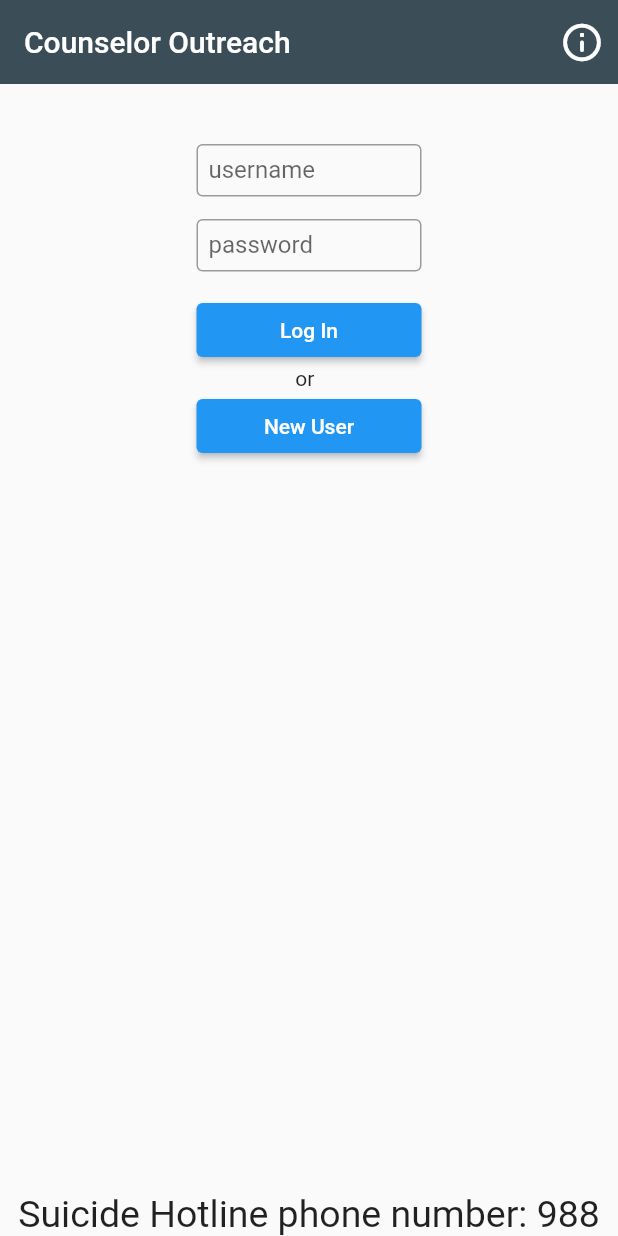
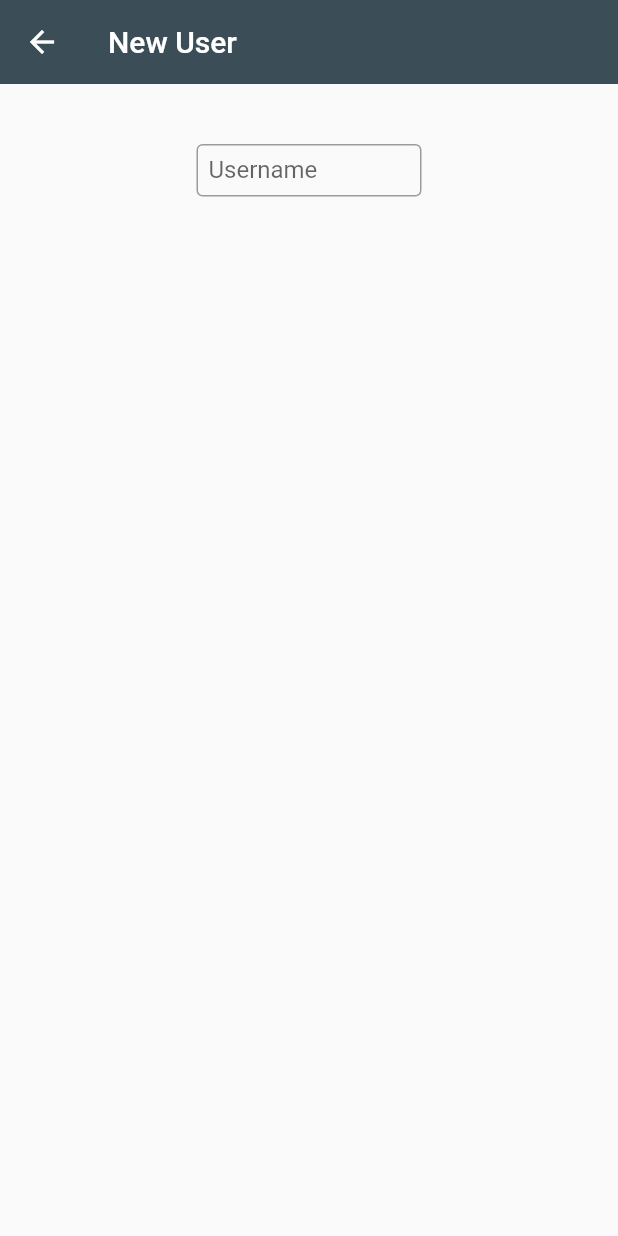
Before and after one commit to bwareing/senior_project, a Flutter app: the screen it shows after launch, after a tap on "New User", on a phone screen of 412 x 824 dp. Run offline on Flutter 3.47's test engine with Material 2 defaults, Android fonts, the phone set to English and light mode, and no system bars; missing offline and left inert: dart:html.

Commit message:
made link to new user page and started the page

```diff
--- a/lib/views/screens/aboutus.dart
+++ b/lib/views/screens/aboutus.dart
@@ -1,5 +1,4 @@
 import 'dart:html';
-
 import 'package:flutter/material.dart';
 import 'package:my_app/views/screens/homepage.dart';
 
--- a/lib/views/screens/homepage.dart
+++ b/lib/views/screens/homepage.dart
@@ -1,8 +1,7 @@
 import 'dart:html';
-
 import 'package:flutter/material.dart';
 import 'package:my_app/views/screens/aboutus.dart';
-
+import 'package:my_app/views/screens/newuser.dart';
 
 class Loginin extends StatefulWidget{
   @override
@@ -27,8 +26,7 @@ class Loginin extends StatefulWidget{
           elevation: 0,
           backgroundColor: Color.fromARGB(255, 59, 77, 86),
 
-
-        ),
+    ),
         body: Center(
         child:Column(
           mainAxisAlignment: MainAxisAlignment.center,
@@ -38,32 +36,33 @@ class Loginin extends StatefulWidget{
             child: SizedBox(
               width: 150,
               child: ListView(children:[
-                SizedBox(height: 40,),
+                const SizedBox(height: 40,),
                 TextFormField(
                   decoration: const InputDecoration(
                     border:  OutlineInputBorder(),
-                    labelText: 'username',
+                    labelText: 'Username',
                     isDense: true,
                     contentPadding: EdgeInsets.all(8),
 
                   ) ,
                 ),
-                SizedBox(height: 15,),
+                const SizedBox(height: 15,),
                 TextFormField(
                   decoration: const InputDecoration(
                     border: OutlineInputBorder(),
-                    labelText: 'password',
+                    labelText: 'Password',
                     isDense: true,
                     contentPadding: EdgeInsets.all(8),
 
-
-
-                  ),
+                   ),
                 ),
-              SizedBox(height: 15,),
+              const SizedBox(height: 15,),
               ElevatedButton(onPressed:() {} , child: Text('Log In')),
               Text('                   or'),
-              ElevatedButton(onPressed: () {}, child: Text('New User'))
+              ElevatedButton(onPressed: () {
+                 Navigator.push(context,
+                MaterialPageRoute(builder:(context)=>  NewUser()));
+              }, child: const Text('New User'))
               ],),
             ),
           ),
--- /dev/null
+++ b/lib/views/screens/newuser.dart
@@ -0,0 +1,52 @@
+import 'dart:html';
+import 'package:flutter/material.dart';
+import 'package:my_app/views/screens/homepage.dart';
+
+class NewUser extends StatefulWidget{
+  @override
+  _NewUser createState()=> _NewUser();
+}
+
+class _NewUser extends State<NewUser>{
+  @override
+  Widget build(BuildContext context){
+    return Scaffold(
+      appBar: AppBar(
+        title:const Text('New User'),
+          elevation: 0,
+          backgroundColor: Color.fromARGB(255, 59, 77, 86),
+
+      ),
+   body:Center(
+    child: Column(
+      mainAxisAlignment: MainAxisAlignment.center,
+      crossAxisAlignment: CrossAxisAlignment.center,
+      children: [
+         Expanded(child: SizedBox(
+          width: 150,
+          child: ListView(children: [
+            const SizedBox(height: 40,),
+            TextFormField(
+              decoration: const InputDecoration(
+                border: OutlineInputBorder(),
+                labelText: 'Username',
+                isDense: true,
+                contentPadding: EdgeInsets.all(8),
+
+              ) ,
+
+            ),
+
+          ],
+
+          ),
+        ),
+        ),
+
+      ],
+
+    ),
+    ),
+   );
+  }
+}
```
